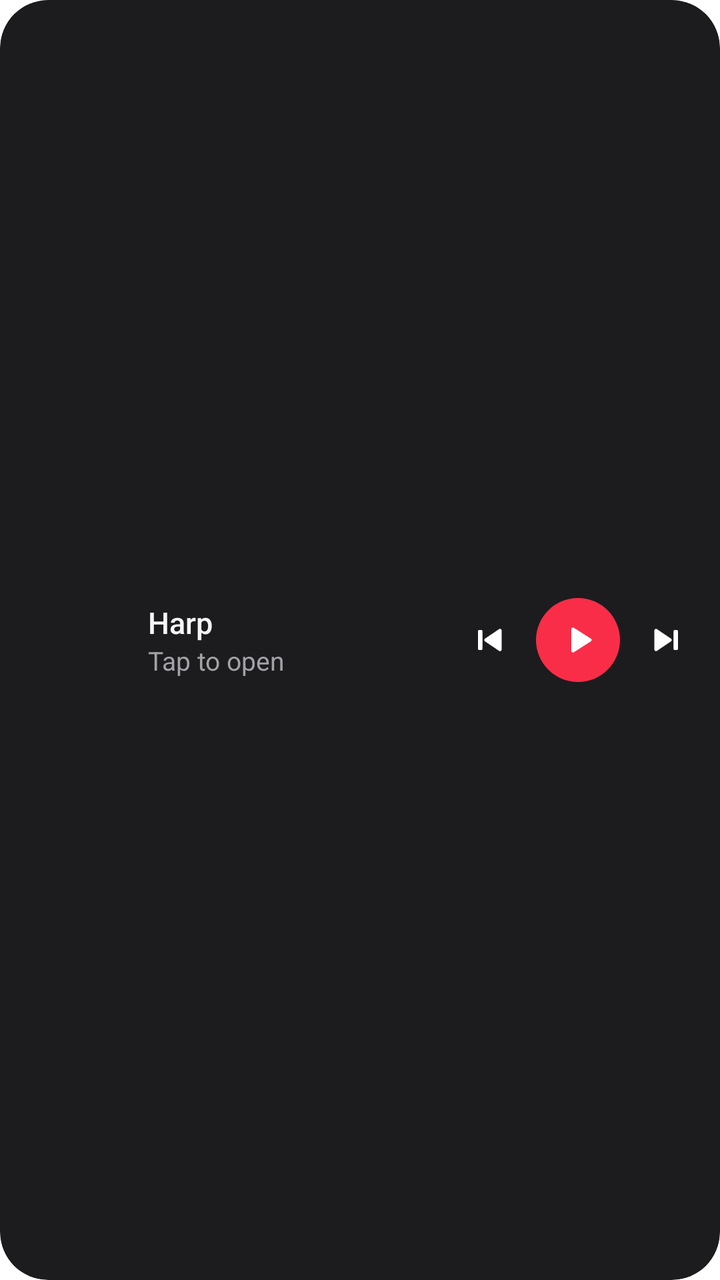
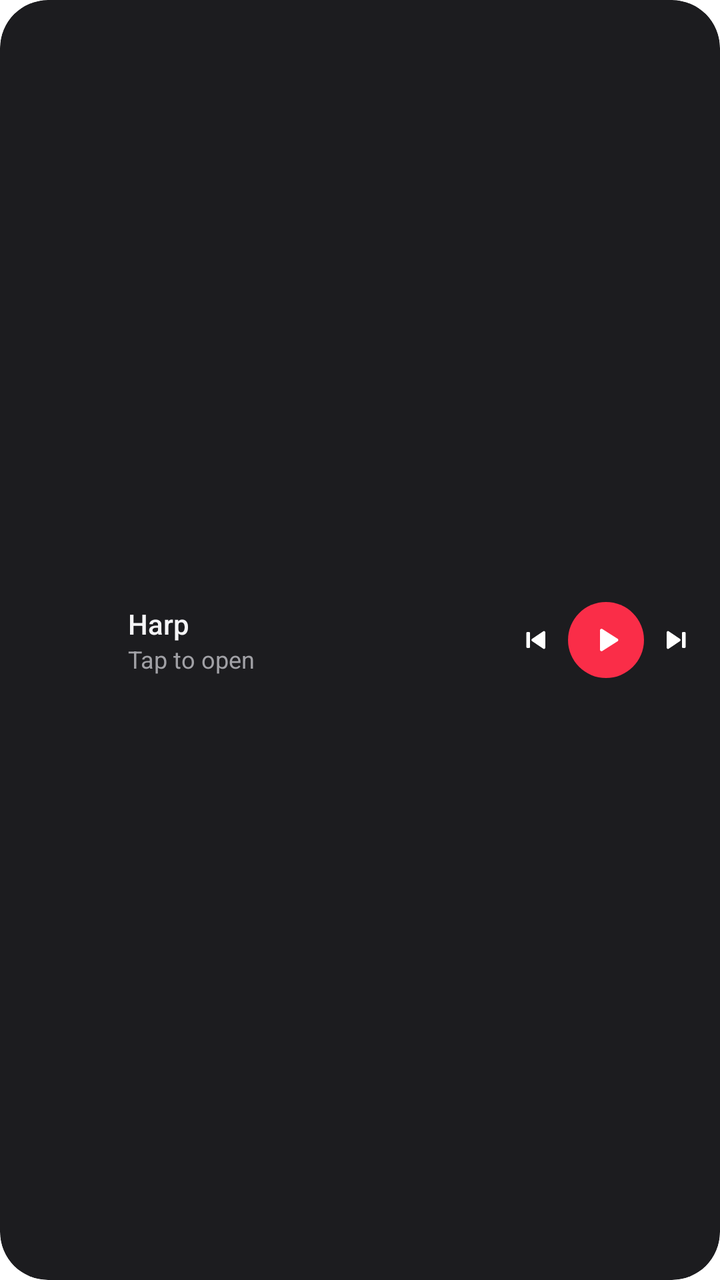

An Android layout rendered at two revisions. The XML below is the earlier revision; the diff shows what the commit changed to produce the second picture.
<!-- AndroidManifest.xml: fallback theme Theme.MaterialComponents.DayNight.NoActionBar -->
<!-- res/layout/harp_widget.xml -->
<?xml version="1.0" encoding="utf-8"?>
<FrameLayout xmlns:android="http://schemas.android.com/apk/res/android" android:id="@+id/widget_root" android:layout_width="match_parent" android:layout_height="match_parent"
    android:background="@drawable/widget_clip" android:clipToOutline="true">
    <ImageView android:id="@+id/widget_bg" android:layout_width="match_parent" android:layout_height="match_parent"
        android:importantForAccessibility="no" android:scaleType="fitXY" android:src="@drawable/widget_bg" />
    <LinearLayout android:layout_width="match_parent" android:layout_height="match_parent" android:gravity="center_vertical"
        android:orientation="horizontal" android:paddingStart="10dp" android:paddingEnd="8dp">
        <ImageView android:id="@+id/widget_art" android:layout_width="52dp" android:layout_height="52dp"
            android:contentDescription="Cover" android:scaleType="centerCrop" android:src="@mipmap/ic_launcher" />
        <LinearLayout android:layout_width="0dp" android:layout_height="wrap_content" android:layout_marginStart="12dp"
            android:layout_weight="1" android:orientation="vertical">
            <TextView android:id="@+id/widget_title" android:layout_width="match_parent" android:layout_height="wrap_content"
            android:ellipsize="end" android:maxLines="1" android:text="Harp" android:textColor="#FFF5F5F7" android:textSize="15sp"
            android:fontFamily="sans-serif-medium"   />
            <TextView android:id="@+id/widget_artist" android:layout_width="match_parent" android:layout_height="wrap_content"
            android:ellipsize="end" android:maxLines="1" android:text="Tap to open" android:textColor="#FFA1A1A6" android:textSize="13sp"
            android:fontFamily="sans-serif"   />
        </LinearLayout>
        <ImageButton android:id="@+id/widget_prev" android:layout_width="38dp" android:layout_height="38dp"
            android:background="@android:color/transparent" android:contentDescription="Previous" android:padding="9dp"
            android:scaleType="fitCenter" android:src="@drawable/ic_w_prev" />
        <ImageButton android:id="@+id/widget_play" android:layout_width="42dp" android:layout_height="42dp"
            android:layout_marginStart="4dp" android:layout_marginEnd="4dp" android:background="@drawable/widget_play_bg"
            android:contentDescription="Play or pause" android:padding="11dp" android:scaleType="fitCenter" android:src="@drawable/ic_w_play" />
        <ImageButton android:id="@+id/widget_next" android:layout_width="38dp" android:layout_height="38dp"
            android:background="@android:color/transparent" android:contentDescription="Next" android:padding="9dp"
            android:scaleType="fitCenter" android:src="@drawable/ic_w_next" />
    </LinearLayout>
</FrameLayout>
<!-- resources referenced by this layout -->
<resources>
  <!-- drawable ic_w_next (drawable) -->
  <?xml version="1.0" encoding="utf-8"?>
  <vector xmlns:android="http://schemas.android.com/apk/res/android" android:width="24dp" android:height="24dp" android:viewportWidth="24" android:viewportHeight="24">
      <path android:fillColor="#FFFFFFFF" android:pathData="M5,6.3v11.4a1,1 0 0,0 1.55,0.83L15,12.83a1,1 0 0,0 0,-1.66L6.55,5.47A1,1 0 0,0 5,6.3z" />
      <path android:fillColor="#FFFFFFFF" android:pathData="M17.2,6h1.3a0.7,0.7 0 0,1 0.7,0.7v10.6a0.7,0.7 0 0,1 -0.7,0.7h-1.3a0.7,0.7 0 0,1 -0.7,-0.7V6.7A0.7,0.7 0 0,1 17.2,6z" />
  </vector>
  <!-- drawable ic_w_play (drawable) -->
  <?xml version="1.0" encoding="utf-8"?>
  <vector xmlns:android="http://schemas.android.com/apk/res/android" android:width="24dp" android:height="24dp" android:viewportWidth="24" android:viewportHeight="24">
      <path android:fillColor="#FFFFFFFF" android:pathData="M8,5.5v13a1,1 0 0,0 1.5,0.86l10.2,-6.5a1,1 0 0,0 0,-1.72L9.5,4.64A1,1 0 0,0 8,5.5z" />
  </vector>
  <!-- drawable ic_w_prev (drawable) -->
  <?xml version="1.0" encoding="utf-8"?>
  <vector xmlns:android="http://schemas.android.com/apk/res/android" android:width="24dp" android:height="24dp" android:viewportWidth="24" android:viewportHeight="24">
      <path android:fillColor="#FFFFFFFF" android:pathData="M19,6.3v11.4a1,1 0 0,1 -1.55,0.83L9,12.83a1,1 0 0,1 0,-1.66l8.45,-5.7A1,1 0 0,1 19,6.3z" />
      <path android:fillColor="#FFFFFFFF" android:pathData="M6.8,6H5.5a0.7,0.7 0 0,0 -0.7,0.7v10.6a0.7,0.7 0 0,0 0.7,0.7h1.3a0.7,0.7 0 0,0 0.7,-0.7V6.7A0.7,0.7 0 0,0 6.8,6z" />
  </vector>
  <!-- drawable widget_bg (drawable) -->
  <?xml version="1.0" encoding="utf-8"?>
  <shape xmlns:android="http://schemas.android.com/apk/res/android" android:shape="rectangle">
      <solid android:color="#FF1C1C1F" />
      <corners android:radius="24dp" />
  </shape>
  <!-- drawable widget_clip (drawable) -->
  <?xml version="1.0" encoding="utf-8"?>
  <shape xmlns:android="http://schemas.android.com/apk/res/android" android:shape="rectangle">
      <solid android:color="#00000000" />
      <corners android:radius="24dp" />
  </shape>
  <!-- drawable widget_play_bg (drawable) -->
  <?xml version="1.0" encoding="utf-8"?>
  <shape xmlns:android="http://schemas.android.com/apk/res/android" android:shape="oval">
      <solid android:color="#FFFA2D48" />
  </shape>
  <!-- mipmap ic_launcher (mipmap-anydpi-v26) -->
  <?xml version="1.0" encoding="utf-8"?>
  <adaptive-icon xmlns:android="http://schemas.android.com/apk/res/android">
      <background android:drawable="@drawable/ic_launcher_background"/>
      <foreground android:drawable="@mipmap/ic_launcher_foreground"/>
      <monochrome android:drawable="@mipmap/ic_launcher_foreground"/>
  </adaptive-icon>
  <!-- drawable ic_launcher_background (drawable) -->
  <?xml version="1.0" encoding="utf-8"?>
  <shape xmlns:android="http://schemas.android.com/apk/res/android" android:shape="rectangle">
      <gradient android:angle="315" android:startColor="#FFFF6B6B" android:endColor="#FFB3001B" android:type="linear"/>
  </shape>
</resources>

<!-- the commit's change to res/layout/harp_widget.xml (unified diff, before → after) -->
@@ -5,25 +5,25 @@
         android:importantForAccessibility="no" android:scaleType="fitXY" android:src="@drawable/widget_bg" />
     <LinearLayout android:layout_width="match_parent" android:layout_height="match_parent" android:gravity="center_vertical"
         android:orientation="horizontal" android:paddingStart="10dp" android:paddingEnd="8dp">
-        <ImageView android:id="@+id/widget_art" android:layout_width="52dp" android:layout_height="52dp"
+        <ImageView android:id="@+id/widget_art" android:layout_width="44dp" android:layout_height="44dp"
             android:contentDescription="Cover" android:scaleType="centerCrop" android:src="@mipmap/ic_launcher" />
-        <LinearLayout android:layout_width="0dp" android:layout_height="wrap_content" android:layout_marginStart="12dp"
+        <LinearLayout android:layout_width="0dp" android:layout_height="wrap_content" android:layout_marginStart="10dp"
             android:layout_weight="1" android:orientation="vertical">
             <TextView android:id="@+id/widget_title" android:layout_width="match_parent" android:layout_height="wrap_content"
-            android:ellipsize="end" android:maxLines="1" android:text="Harp" android:textColor="#FFF5F5F7" android:textSize="15sp"
+            android:ellipsize="end" android:maxLines="1" android:text="Harp" android:textColor="#FFF5F5F7" android:textSize="14sp"
             android:fontFamily="sans-serif-medium"   />
             <TextView android:id="@+id/widget_artist" android:layout_width="match_parent" android:layout_height="wrap_content"
-            android:ellipsize="end" android:maxLines="1" android:text="Tap to open" android:textColor="#FFA1A1A6" android:textSize="13sp"
+            android:ellipsize="end" android:maxLines="1" android:text="Tap to open" android:textColor="#FFA1A1A6" android:textSize="12sp"
             android:fontFamily="sans-serif"   />
         </LinearLayout>
-        <ImageButton android:id="@+id/widget_prev" android:layout_width="38dp" android:layout_height="38dp"
-            android:background="@android:color/transparent" android:contentDescription="Previous" android:padding="9dp"
+        <ImageButton android:id="@+id/widget_prev" android:layout_width="28dp" android:layout_height="28dp"
+            android:background="@android:color/transparent" android:contentDescription="Previous" android:padding="6dp"
             android:scaleType="fitCenter" android:src="@drawable/ic_w_prev" />
-        <ImageButton android:id="@+id/widget_play" android:layout_width="42dp" android:layout_height="42dp"
-            android:layout_marginStart="4dp" android:layout_marginEnd="4dp" android:background="@drawable/widget_play_bg"
-            android:contentDescription="Play or pause" android:padding="11dp" android:scaleType="fitCenter" android:src="@drawable/ic_w_play" />
-        <ImageButton android:id="@+id/widget_next" android:layout_width="38dp" android:layout_height="38dp"
-            android:background="@android:color/transparent" android:contentDescription="Next" android:padding="9dp"
+        <ImageButton android:id="@+id/widget_play" android:layout_width="38dp" android:layout_height="38dp"
+            android:layout_marginStart="2dp" android:layout_marginEnd="2dp" android:background="@drawable/widget_play_bg"
+            android:contentDescription="Play or pause" android:padding="10dp" android:scaleType="fitCenter" android:src="@drawable/ic_w_play" />
+        <ImageButton android:id="@+id/widget_next" android:layout_width="28dp" android:layout_height="28dp"
+            android:background="@android:color/transparent" android:contentDescription="Next" android:padding="6dp"
             android:scaleType="fitCenter" android:src="@drawable/ic_w_next" />
     </LinearLayout>
 </FrameLayout>
